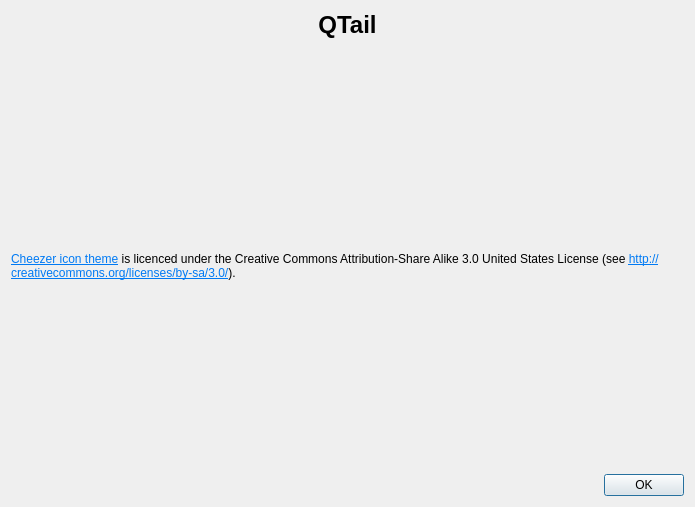
This is src/gui/AboutDialog.ui in tomvodi/QTail as Qt 5 draws it before an edit. The edited form follows.
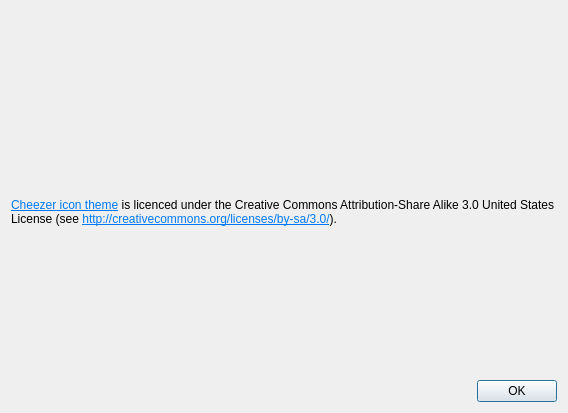
This is the edited form. Icons and pictures are not drawn.

Commit message: added QTail logo and icon

Patch:
```diff
--- a/src/gui/AboutDialog.ui
+++ b/src/gui/AboutDialog.ui
@@ -6,8 +6,8 @@
    <rect>
     <x>0</x>
     <y>0</y>
-    <width>695</width>
-    <height>507</height>
+    <width>568</width>
+    <height>413</height>
    </rect>
   </property>
   <property name="windowTitle">
@@ -33,11 +33,20 @@
       </sizepolicy>
      </property>
      <property name="text">
-      <string notr="true">&lt;h1&gt;QTail&lt;/h1&gt;</string>
+      <string notr="true"/>
+     </property>
+     <property name="pixmap">
+      <pixmap resource="resources.qrc">:/resources/logo/QTail_logo.png</pixmap>
+     </property>
+     <property name="scaledContents">
+      <bool>false</bool>
      </property>
      <property name="alignment">
       <set>Qt::AlignCenter</set>
      </property>
+     <property name="margin">
+      <number>30</number>
+     </property>
     </widget>
    </item>
    <item row="2" column="0">
```
Left out of the diff: 4 changed lines with no effect on the pictures. The commit also changes 4 other files.
